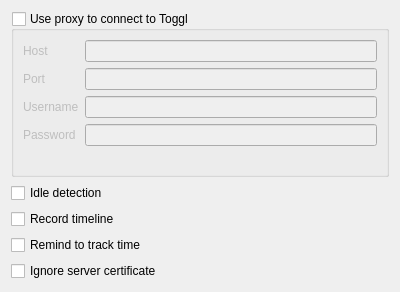
Qt form src/ui/linux/TogglDesktop/preferencesdialog.ui (toggl-open-source/toggldesktop) before a commit.
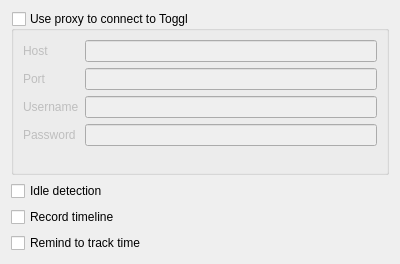
The same form after that commit.

Commit message: Remove certificate override option (linux)

```diff
--- a/src/ui/linux/TogglDesktop/preferencesdialog.ui
+++ b/src/ui/linux/TogglDesktop/preferencesdialog.ui
@@ -7,7 +7,7 @@
     <x>0</x>
     <y>0</y>
     <width>400</width>
-    <height>292</height>
+    <height>264</height>
    </rect>
   </property>
   <property name="windowTitle">
@@ -97,13 +97,6 @@
      </property>
     </widget>
    </item>
-   <item>
-    <widget class="QCheckBox" name="ignoreServerCertificate">
-     <property name="text">
-      <string>Ignore server certificate</string>
-     </property>
-    </widget>
-   </item>
   </layout>
  </widget>
  <resources/>
```
The commit also changes 5 other files.
